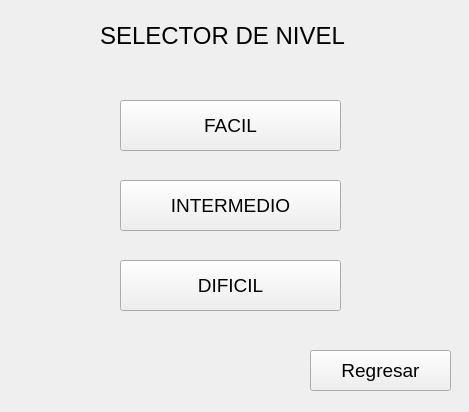
WeaselSSH/Minesweeper, file Minesweeper/frmseleccionnivel.ui: the form before one commit.
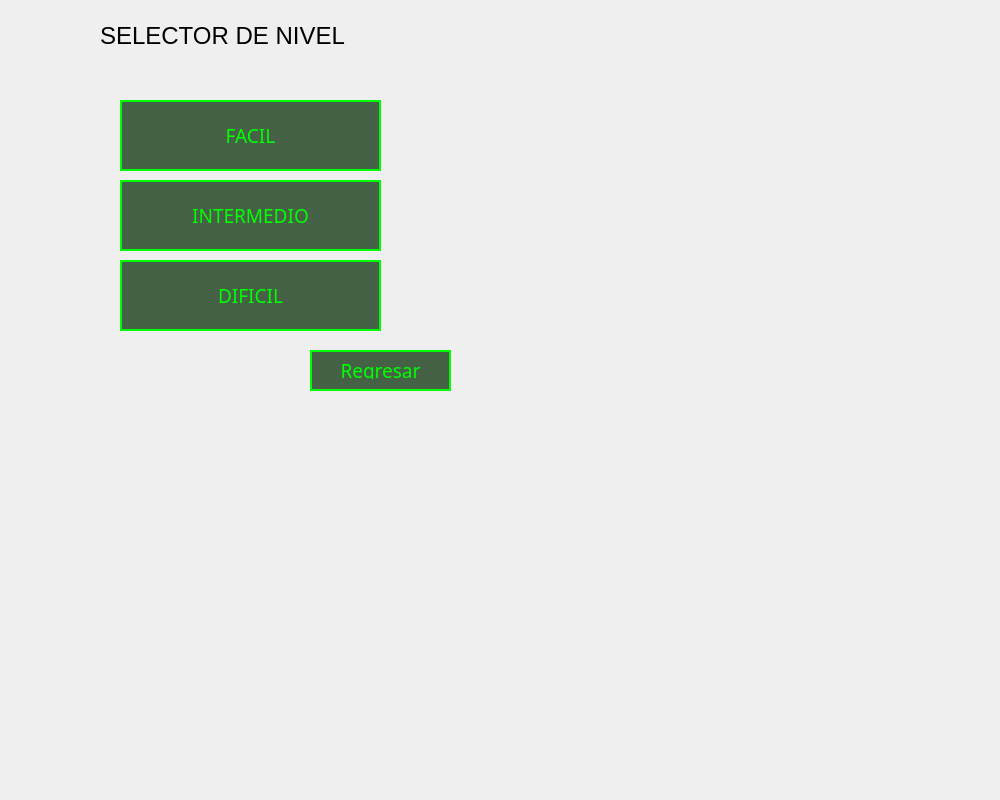
The form after the commit.

What changed in the file:
```diff
--- a/Minesweeper/frmseleccionnivel.ui
+++ b/Minesweeper/frmseleccionnivel.ui
@@ -6,24 +6,52 @@
    <rect>
     <x>0</x>
     <y>0</y>
-    <width>469</width>
-    <height>412</height>
+    <width>1000</width>
+    <height>800</height>
    </rect>
   </property>
   <property name="windowTitle">
    <string>Form</string>
   </property>
+  <property name="styleSheet">
+   <string notr="true">QPushButton {
+    background-color: rgba(0, 40, 0, 180);
+    border: 2px solid #00FF00;             
+    color: #00FF00;                       
+    font-family: 'Press Start 2P';
+	font-style:Bold;         
+    padding: 10px;
+    text-transform: uppercase;
+}
+
+
+QPushButton:hover {
+    background-color: #004400;
+    border-color: #55FF55;                
+    color: #55FF55;
+  
+    box-shadow: 0 0 10px #00FF00; 
+}
+
+
+QPushButton:pressed {
+    background-color: #00FF00;
+    color: #050A05;                     
+}
+</string>
+  </property>
   <widget class="QPushButton" name="btnNivel3">
    <property name="geometry">
     <rect>
      <x>120</x>
      <y>260</y>
-     <width>221</width>
-     <height>51</height>
+     <width>261</width>
+     <height>71</height>
     </rect>
    </property>
    <property name="font">
     <font>
+     <family>Press Start 2P</family>
      <pointsize>14</pointsize>
     </font>
    </property>
@@ -42,6 +70,7 @@
    </property>
    <property name="font">
     <font>
+     <family>Press Start 2P</family>
      <pointsize>14</pointsize>
     </font>
    </property>
@@ -72,12 +101,13 @@
     <rect>
      <x>120</x>
      <y>100</y>
-     <width>221</width>
-     <height>51</height>
+     <width>261</width>
+     <height>71</height>
     </rect>
    </property>
    <property name="font">
     <font>
+     <family>Press Start 2P</family>
      <pointsize>14</pointsize>
     </font>
    </property>
@@ -90,12 +120,13 @@
     <rect>
      <x>120</x>
      <y>180</y>
-     <width>221</width>
-     <height>51</height>
+     <width>261</width>
+     <height>71</height>
     </rect>
    </property>
    <property name="font">
     <font>
+     <family>Press Start 2P</family>
      <pointsize>14</pointsize>
     </font>
    </property>
```
